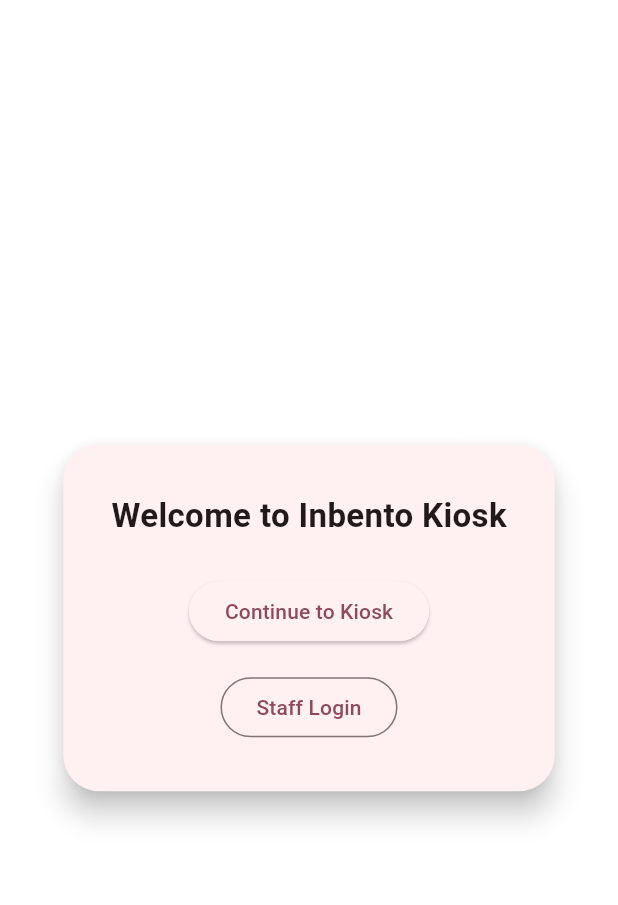
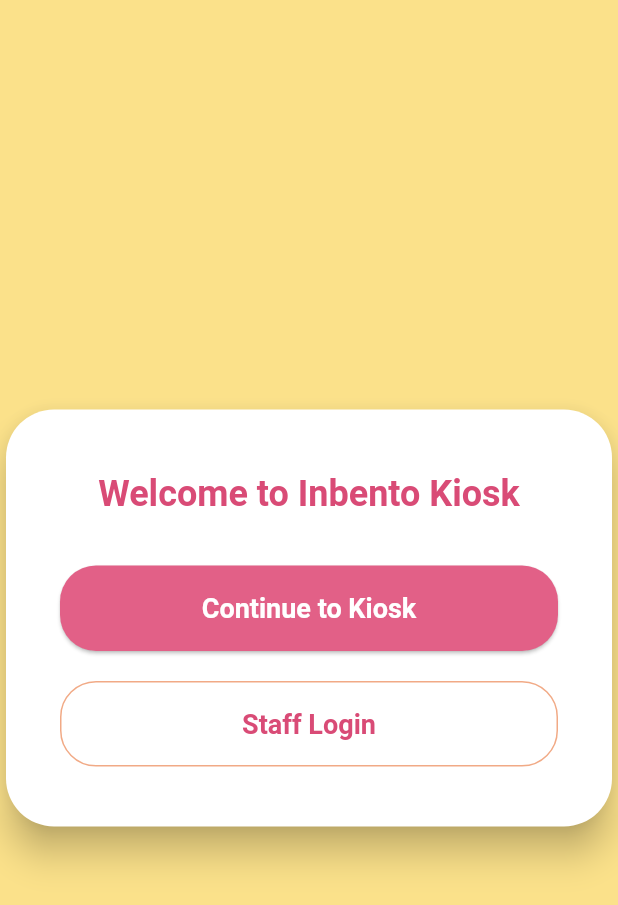
Before and after one commit to Ndkorr/in-bento-cake-kiosk, a Flutter app: the screen it shows after launch, on a phone screen of 412 x 824 dp. Shown: the top 905 px of the screen. Run offline on Flutter 3.47's test engine with Material 3 defaults, Android fonts, the light colour scheme and no system bars; our stand-ins replace google_fonts; missing offline and left inert: model_viewer_plus.

Commit message:
#14 added login screen

```diff
--- a/lib/screens/login_screen.dart
+++ b/lib/screens/login_screen.dart
@@ -1,4 +1,5 @@
 import 'package:flutter/material.dart';
+import '../theme/app_colors.dart';
 
 class LoginScreen extends StatefulWidget {
   final VoidCallback onContinueKiosk;
@@ -22,7 +23,6 @@
   void _handleStaffLogin() {
     final password = _controller.text.trim();
     if (password == 'staff123') {
-      // Replace with your real password logic
       widget.onStaffLogin(password);
     } else {
       setState(() => _error = 'Incorrect password');
@@ -31,65 +31,142 @@
 
   @override
   Widget build(BuildContext context) {
+    final theme = Theme.of(context);
+
     return Scaffold(
-      backgroundColor: Colors.white,
+      backgroundColor: AppColors.cream200,
       body: Center(
         child: Card(
-          elevation: 8,
-          shape:
-              RoundedRectangleBorder(borderRadius: BorderRadius.circular(24)),
+          elevation: 10,
+          color: Colors.white,
+          shape: RoundedRectangleBorder(
+            borderRadius: BorderRadius.circular(32),
+          ),
           child: Padding(
-            padding: const EdgeInsets.all(32),
+            padding: const EdgeInsets.symmetric(horizontal: 36, vertical: 40),
+            child: AnimatedSwitcher(
+              duration: const Duration(milliseconds: 350),
               child: _showStaffLogin
                   ? Column(
+                      key: const ValueKey('staff'),
                       mainAxisSize: MainAxisSize.min,
+                      crossAxisAlignment: CrossAxisAlignment.stretch,
                       children: [
-                      const Text('Staff Login',
-                          style: TextStyle(
-                              fontSize: 22, fontWeight: FontWeight.bold)),
-                      const SizedBox(height: 16),
+                        Text(
+                          'Staff Login',
+                          style: theme.textTheme.headlineSmall?.copyWith(
+                            color: AppColors.pink700,
+                            fontWeight: FontWeight.bold,
+                          ),
+                          textAlign: TextAlign.center,
+                        ),
+                        const SizedBox(height: 24),
                         TextField(
                           controller: _controller,
                           obscureText: true,
                           decoration: InputDecoration(
                             labelText: 'Password',
+                            labelStyle: TextStyle(color: AppColors.pink500),
                             errorText: _error,
+                            filled: true,
+                            fillColor: AppColors.cream200.withOpacity(0.2),
+                            border: OutlineInputBorder(
+                              borderRadius: BorderRadius.circular(18),
+                              borderSide: BorderSide(color: AppColors.peach300),
                             ),
+                            focusedBorder: OutlineInputBorder(
+                              borderRadius: BorderRadius.circular(18),
+                              borderSide: BorderSide(
+                                  color: AppColors.pink500, width: 2),
+                            ),
+                          ),
+                          style: TextStyle(color: AppColors.pink700),
                           onSubmitted: (_) => _handleStaffLogin(),
                         ),
-                      const SizedBox(height: 16),
+                        const SizedBox(height: 24),
                         Row(
                           children: [
-                          ElevatedButton(
+                            Expanded(
+                              child: ElevatedButton(
+                                style: ElevatedButton.styleFrom(
+                                  backgroundColor: AppColors.pink500,
+                                  foregroundColor: Colors.white,
+                                  shape: RoundedRectangleBorder(
+                                    borderRadius: BorderRadius.circular(18),
+                                  ),
+                                  padding:
+                                      const EdgeInsets.symmetric(vertical: 14),
+                                ),
                                 onPressed: _handleStaffLogin,
                                 child: const Text('Login'),
                               ),
+                            ),
                             const SizedBox(width: 16),
-                          TextButton(
+                            Expanded(
+                              child: OutlinedButton(
+                                style: OutlinedButton.styleFrom(
+                                  foregroundColor: AppColors.pink700,
+                                  side: BorderSide(color: AppColors.peach300),
+                                  shape: RoundedRectangleBorder(
+                                    borderRadius: BorderRadius.circular(18),
+                                  ),
+                                  padding:
+                                      const EdgeInsets.symmetric(vertical: 14),
+                                ),
                                 onPressed: () => setState(() {
                                   _showStaffLogin = false;
                                   _error = null;
+                                  _controller.clear();
                                 }),
                                 child: const Text('Back'),
+                              ),
                             ),
                           ],
                         ),
                       ],
                     )
                   : Column(
+                      key: const ValueKey('kiosk'),
                       mainAxisSize: MainAxisSize.min,
+                      crossAxisAlignment: CrossAxisAlignment.stretch,
                       children: [
-                      const Text('Welcome to Inbento Kiosk',
-                          style: TextStyle(
-                              fontSize: 22, fontWeight: FontWeight.bold)),
-                      const SizedBox(height: 24),
+                        Text(
+                          'Welcome to Inbento Kiosk',
+                          style: theme.textTheme.headlineSmall?.copyWith(
+                            color: AppColors.pink700,
+                            fontWeight: FontWeight.bold,
+                          ),
+                          textAlign: TextAlign.center,
+                        ),
+                        const SizedBox(height: 32),
                         ElevatedButton(
+                          style: ElevatedButton.styleFrom(
+                            backgroundColor: AppColors.pink500,
+                            foregroundColor: Colors.white,
+                            shape: RoundedRectangleBorder(
+                              borderRadius: BorderRadius.circular(24),
+                            ),
+                            padding: const EdgeInsets.symmetric(vertical: 18),
+                            textStyle: const TextStyle(
+                                fontSize: 18, fontWeight: FontWeight.bold),
+                          ),
                           onPressed: widget.onContinueKiosk,
                           child: const Text('Continue to Kiosk'),
                         ),
-                      const SizedBox(height: 16),
+                        const SizedBox(height: 20),
                         OutlinedButton(
-                        onPressed: () => setState(() => _showStaffLogin = true),
+                          style: OutlinedButton.styleFrom(
+                            foregroundColor: AppColors.pink700,
+                            side: BorderSide(color: AppColors.peach300),
+                            shape: RoundedRectangleBorder(
+                              borderRadius: BorderRadius.circular(24),
+                            ),
+                            padding: const EdgeInsets.symmetric(vertical: 18),
+                            textStyle: const TextStyle(
+                                fontSize: 18, fontWeight: FontWeight.bold),
+                          ),
+                          onPressed: () =>
+                              setState(() => _showStaffLogin = true),
                           child: const Text('Staff Login'),
                         ),
                       ],
@@ -97,6 +174,7 @@
             ),
           ),
         ),
+      ),
     );
   }
 }
```
Lines whose indentation alone changed are shown as unchanged.
